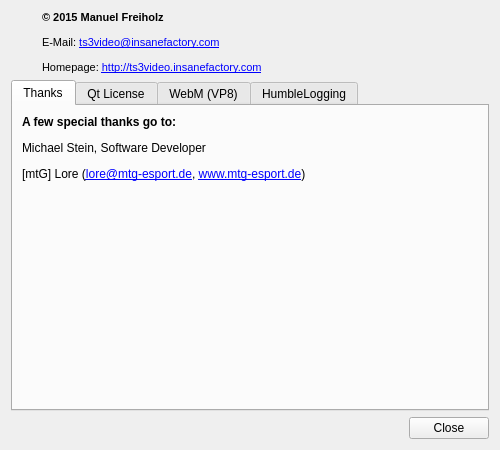
mfreiholz/ts3video, file projects/videoclient/src/aboutwidget.ui: the form before one commit.
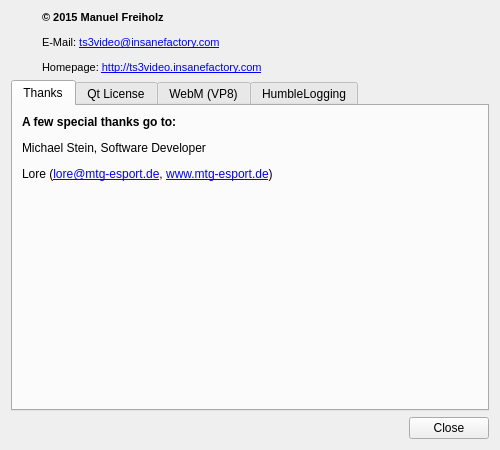
The form after the commit. Icons and pictures are not drawn.

Patch:
```diff
--- a/projects/videoclient/src/aboutwidget.ui
+++ b/projects/videoclient/src/aboutwidget.ui
@@ -69,7 +69,7 @@
        <item>
         <widget class="QLabel" name="label_3">
          <property name="text">
-          <string>&lt;html&gt;&lt;head/&gt;&lt;body&gt;&lt;p&gt;&lt;span style=&quot; font-weight:600;&quot;&gt;A few special thanks go to:&lt;/span&gt;&lt;/p&gt;&lt;p&gt;Michael Stein, Software Developer&lt;/p&gt;&lt;p&gt;[mtG] Lore (&lt;a href=&quot;mailto:lore@mtg-esport.de&quot;&gt;&lt;span style=&quot; text-decoration: underline; color:#0000ff;&quot;&gt;lore@mtg-esport.de&lt;/span&gt;&lt;/a&gt;, &lt;a href=&quot;https://www.mtg-esport.de/&quot;&gt;&lt;span style=&quot; text-decoration: underline; color:#0000ff;&quot;&gt;www.mtg-esport.de&lt;/span&gt;&lt;/a&gt;)&lt;/p&gt;&lt;/body&gt;&lt;/html&gt;</string>
+          <string>&lt;html&gt;&lt;head/&gt;&lt;body&gt;&lt;p&gt;&lt;span style=&quot; font-weight:600;&quot;&gt;A few special thanks go to:&lt;/span&gt;&lt;/p&gt;&lt;p&gt;Michael Stein, Software Developer&lt;/p&gt;&lt;p&gt;Lore (&lt;a href=&quot;mailto:lore@mtg-esport.de&quot;&gt;&lt;span style=&quot; text-decoration: underline; color:#0000ff;&quot;&gt;lore@mtg-esport.de&lt;/span&gt;&lt;/a&gt;, &lt;a href=&quot;https://www.mtg-esport.de/&quot;&gt;&lt;span style=&quot; text-decoration: underline; color:#0000ff;&quot;&gt;www.mtg-esport.de&lt;/span&gt;&lt;/a&gt;)&lt;/p&gt;&lt;/body&gt;&lt;/html&gt;</string>
          </property>
          <property name="alignment">
           <set>Qt::AlignLeading|Qt::AlignLeft|Qt::AlignTop</set>
```
